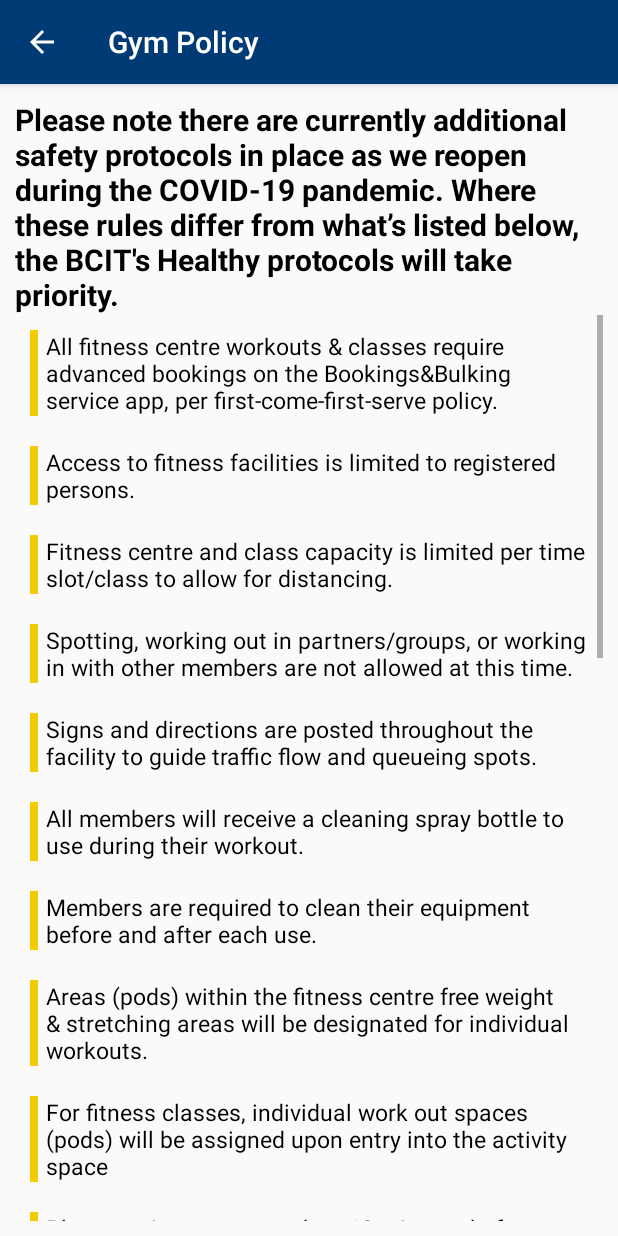
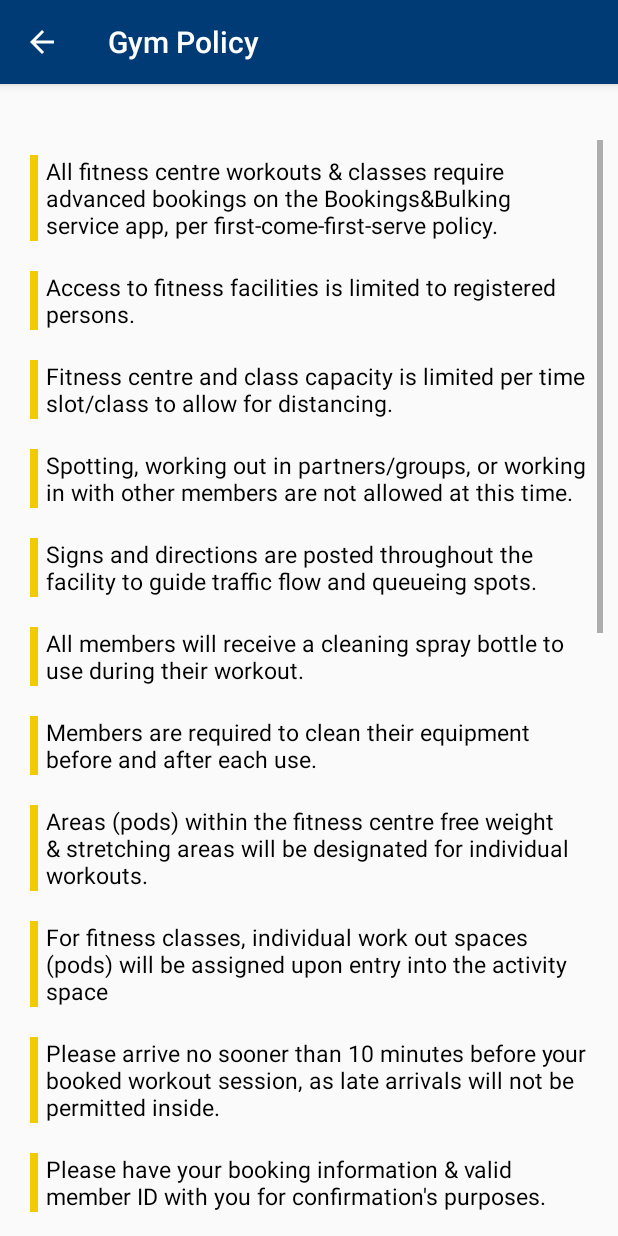
Before and after one commit to irislawly/BB, an Android app: the PolicyActivity screen opened directly, with no data from a screen before it, on a phone screen of 412 x 824 dp. Run offline under Robolectric (Android 15) with nearby library versions, the phone set to English and light mode, and no system bars; our stand-ins replace Firebase (no records; nobody signed in at launch, a user with empty details on screens opened directly).

Commit message:
made policy's contents generic

```diff
--- a/app/src/main/java/com/bcit/bb/PolicyActivity.java
+++ b/app/src/main/java/com/bcit/bb/PolicyActivity.java
@@ -1,22 +1,30 @@
 package com.bcit.bb;
 
+import androidx.annotation.NonNull;
 import androidx.appcompat.app.AppCompatActivity;
 import androidx.recyclerview.widget.LinearLayoutManager;
 import androidx.recyclerview.widget.RecyclerView;
 
 import android.os.Bundle;
 import android.util.Log;
+import android.widget.TextView;
 
 import com.bcit.bb.adapters.PolicyAdapter;
 import com.google.android.gms.maps.GoogleMap;
+import com.google.android.gms.tasks.OnCompleteListener;
+import com.google.android.gms.tasks.Task;
+import com.google.firebase.auth.FirebaseAuth;
+import com.google.firebase.firestore.DocumentReference;
+import com.google.firebase.firestore.DocumentSnapshot;
+import com.google.firebase.firestore.FirebaseFirestore;
 
 import java.util.ArrayList;
 
 public class PolicyActivity extends AppCompatActivity {
+    FirebaseFirestore db = FirebaseFirestore.getInstance();
+    String currentuser = FirebaseAuth.getInstance().getCurrentUser().getUid();
     private static final String TAG = "PolicyActivity";
-    //private ArrayList<String> policyListHeaders = new ArrayList<>();
     private ArrayList<String> policyList = new ArrayList<>();
-    private GoogleMap mMap;
 
     @Override
     protected void onCreate(Bundle savedInstanceState) {
@@ -24,6 +32,7 @@ public class PolicyActivity extends AppCompatActivity {
         setContentView(R.layout.activity_policy);
         Log.d(TAG, "onCreate: started");
 
+        get_Gym_Choice();
         initPolicies();
     }
 
@@ -43,7 +52,7 @@ public class PolicyActivity extends AppCompatActivity {
 
         //policyListHeaders.add("Arriving & Signing-in");
         policyList.add("Please arrive no sooner than 10 minutes before your booked workout session, as late arrivals will not be permitted inside.");
-        policyList.add("Please have your booking information & valid BCIT student ID with you for confirmation's purposes.");
+        policyList.add("Please have your booking information & valid member ID with you for confirmation's purposes.");
 
         //policyListHeaders.add("Equipment");
         policyList.add("Equipment is booked based on first-come-first-serve policy.");
@@ -54,13 +63,12 @@ public class PolicyActivity extends AppCompatActivity {
         policyList.add("All members should continue to arrive changed and ready to workout whenever possible.");
 
         //policyListHeaders.add("Amenities");
-        policyList.add("BCIT Recreational washrooms, change rooms, showers, and workout lockers are available with restrictions and limited capacities.");
+        policyList.add("Gym's washrooms, change rooms, showers, and workout lockers are available with restrictions and limited capacities.");
         policyList.add("Members are to adhere to all directional signage, time limits and capacity limits in the change areas and showers.");
         policyList.add("Showers have re-opened with limited capacities; guests are encouraged to shower at home when possible.");
         policyList.add("Members must bring their own shower products to use in the shower spaces, no soap nor shampoo will be available.");
         policyList.add("Members must bring their own personal lock for locker use during their workout (locks will not be provided), and are responsible for removing the contents and lock immediately after their activity has concluded.");
 
-        //policyListHeaders.add("Thank you for using the BCIT Recreational facilities and Bookings&Bulking mobile application.");
         policyList.add("Please stay home if you are not feeling well.");
         policyList.add("No bookings. No bulking.");
 
@@ -74,4 +82,30 @@ public class PolicyActivity extends AppCompatActivity {
         recyclerView.setAdapter(adapter);
         recyclerView.setLayoutManager(new LinearLayoutManager(this));
     }
+
+    public void get_Gym_Choice(){
+        DocumentReference docRef = db.collection("users").document(currentuser);
+        docRef.get().addOnCompleteListener(new OnCompleteListener<DocumentSnapshot>() {
+            @Override
+            public void onComplete(@NonNull Task<DocumentSnapshot> task) {
+                TextView policy_header = findViewById(R.id.policy_header);
+                String str = "Please note there are currently additional safety protocols in place as we reopen during the COVID-19 pandemic. Where these rules differ from what’s listed below, the ";
+                if (task.isSuccessful()) {
+                    DocumentSnapshot document = task.getResult();
+                    if (document.exists()) {
+                        Log.d(TAG, "DocumentSnapshot data: " + document.getData());
+                        String gym_choice = (String) document.getData().get("gymchoice");
+                        str += gym_choice;
+                        str += "\'s Healthy protocols will take priority.";
+                        policy_header.setText(str);
+
+                    } else {
+                        Log.d(TAG, "No such document");
+                    }
+                } else {
+                    Log.d(TAG, "get failed with ", task.getException());
+                }
+            }
+        });
+    }
 }
--- a/app/src/main/res/layout/activity_policy.xml
+++ b/app/src/main/res/layout/activity_policy.xml
@@ -11,7 +11,6 @@
         android:id="@+id/policy_header"
         android:layout_width="match_parent"
         android:layout_height="wrap_content"
-        android:text="@string/policy_header"
         android:textSize="@dimen/text_size_header"
         android:textStyle="bold"
         android:textColor="@color/textColor"/>
--- a/app/src/main/res/values/strings.xml
+++ b/app/src/main/res/values/strings.xml
@@ -36,9 +36,6 @@
     <string name="info_hourFri">Fri:</string>
     <string name="info_hourSat">Sat:</string>
     <string name="info_hourSun">Sun:</string>
-
-    <!-- Policy Activity -->
-    <string name="policy_header">Please note there are currently additional safety protocols in place as we reopen during the COVID-19 pandemic. Where these rules differ from what’s listed below, the BCIT\'s Healthy protocols will take priority.</string>
 
     <!-- Edit Account Activity -->
     <string name="edit_username_hint">Firstname Lastname</string>
```
